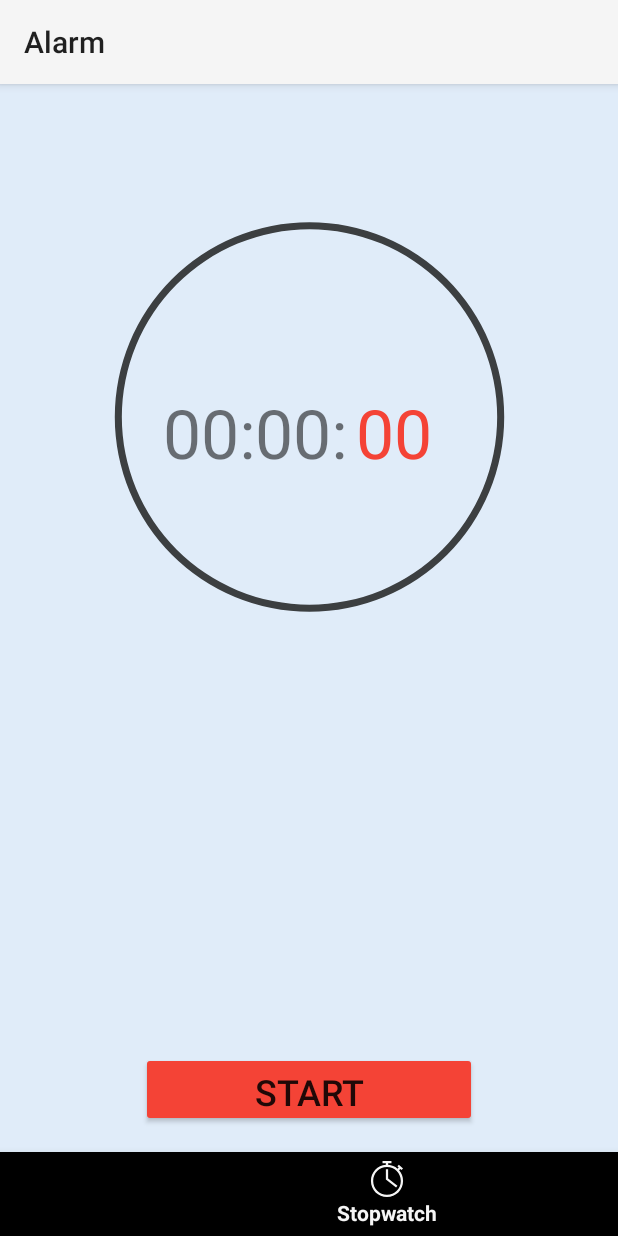
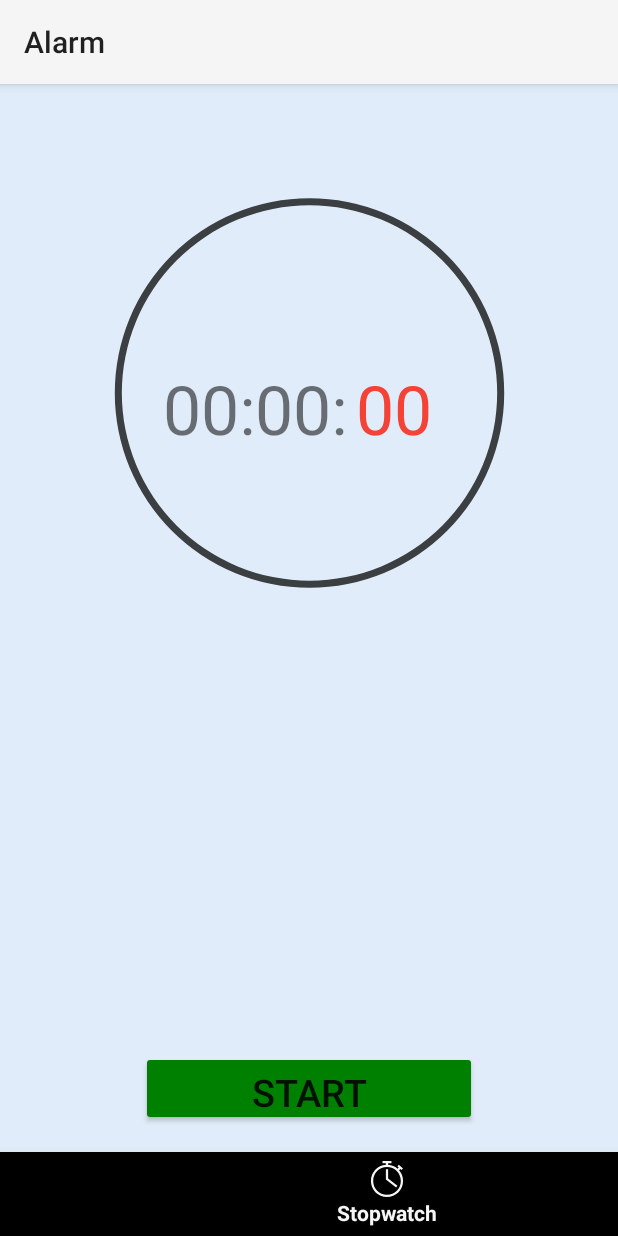
Before and after one commit to congdanh0101/AlarmApplication, an Android app: the screen it shows after launch (MainActivity), item 3 of the bottom bar chosen, on a phone screen of 412 x 824 dp. Run offline under Robolectric (Android 15) with nearby library versions, the phone set to English and light mode, and no system bars; our stand-ins replace Room's generated code; pictures from the network do not load.

Commit message:
update layout

```diff
--- a/app/src/main/java/com/example/alarm/Timer/CountdownTimerAcitivity.java
+++ b/app/src/main/java/com/example/alarm/Timer/CountdownTimerAcitivity.java
@@ -252,8 +252,8 @@ public class CountdownTimerAcitivity extends AppCompatActivity {
 
     @Override
     protected void onDestroy() {
+        super.onDestroy();
 //        mediaPlayer.pause();
 //        mediaPlayer.release();
-        super.onDestroy();
     }
 }
--- a/app/src/main/res/layout/activity_ring.xml
+++ b/app/src/main/res/layout/activity_ring.xml
@@ -46,7 +46,7 @@
     <Button
         android:id="@+id/activity_ring_snooze"
         android:layout_width="0dp"
-        android:layout_height="300dp"
+        android:layout_height="wrap_content"
         android:text="Snooze"
         android:textColor="@color/white"
         android:background="@color/translucent_grey"
--- a/app/src/main/res/layout/fragment_stopwatch.xml
+++ b/app/src/main/res/layout/fragment_stopwatch.xml
@@ -5,7 +5,7 @@
     android:layout_height="match_parent"
     xmlns:app="http://schemas.android.com/apk/res-auto"
     tools:context=".Stopwatch.StopwatchFragment"
->
+    >
 
 
     <TextView
@@ -51,6 +51,9 @@
         android:layout_centerHorizontal="true"
         android:layout_marginEnd="16dp"
         android:text="Pause"
+        android:textColor="@color/black"
+        android:textStyle="bold"
+        android:backgroundTint="@color/organge"
         android:visibility="visible"
         app:layout_constraintBottom_toBottomOf="@+id/btn_reset_lap_stopwatch"
         app:layout_constraintEnd_toEndOf="parent"
@@ -64,10 +67,10 @@
         android:layout_height="50dp"
         android:layout_below="@+id/text_view_stopwatch"
         android:layout_centerHorizontal="true"
-        android:backgroundTint="@color/red"
+        android:backgroundTint="#008000"
         android:gravity="center_horizontal"
         android:text="Start"
-        android:textSize="24sp"
+        android:textSize="25sp"
         android:visibility="visible"
         app:layout_constraintBottom_toBottomOf="parent"
         app:layout_constraintTop_toBottomOf="@+id/scrollView"
@@ -84,6 +87,9 @@
         android:layout_marginBottom="8dp"
         android:layout_toRightOf="@+id/btn_pause_resume_stopwatch"
         android:text="Lap"
+        android:textColor="@color/black"
+        android:textStyle="bold"
+        android:backgroundTint="@color/organge"
         android:textSize="20sp"
         android:visibility="visible"
         app:layout_constraintBottom_toBottomOf="parent"
@@ -92,11 +98,13 @@
         app:layout_constraintVertical_bias="0.912"
         tools:visibility="visible" />
 
+
     <ProgressBar
         android:id="@+id/progressBar_stopwatch"
         style="?android:attr/progressBarStyle"
         android:layout_width="375dp"
         android:layout_height="280dp"
+        android:layout_marginTop="36dp"
         android:indeterminateOnly="false"
         android:progressDrawable="@drawable/circul"
         app:indicatorDirectionCircular="clockwise"
@@ -105,13 +113,11 @@
         app:layout_constraintEnd_toEndOf="parent"
         app:layout_constraintStart_toStartOf="parent"
         app:layout_constraintTop_toTopOf="parent"
-        android:layout_marginTop="36dp"
-        />
-
+        app:layout_constraintVertical_bias="0.333" />
 
     <ScrollView
         android:id="@+id/scrollView"
-        android:layout_marginTop="16dp"
+        android:layout_marginTop="30sp"
         android:layout_width="match_parent"
         android:layout_height="220dp"
         app:layout_constraintBottom_toTopOf="@+id/btn_pause_resume_stopwatch"
@@ -126,7 +132,7 @@
             >
 
             <TableLayout
-                android:layout_margin="8dp"
+                android:layout_margin="10dp"
                 android:id="@+id/tablelayout"
                 android:layout_width="match_parent"
                 android:layout_height="match_parent"></TableLayout>
--- a/app/src/main/res/values/colors.xml
+++ b/app/src/main/res/values/colors.xml
@@ -16,4 +16,6 @@
     <color name="darkgray">#333333</color>
     <color name="darkred">#9E0808</color>
     <color name="red">#F44336</color>
+    <color name="organge">#ffa500</color>
+
 </resources>
```
Also changed, not shown: app/src/main/java/com/example/alarm/Alarm/AlarmFragment.java (+15 -0 lines), app/src/main/java/com/example/alarm/Alarm/CreateAlarmFragment.java (+16 -14 lines), app/src/main/java/com/example/alarm/RingActivity.java (+13 -8 lines), app/src/main/res/layout/activity_countdown_timer.xml (+16 -1 lines), app/src/main/res/layout/fragment_alarm.xml (+17 -8 lines), app/src/main/res/layout/fragment_timer.xml (+4 -4 lines), app/src/main/res/layout/item_alarm.xml (+15 -5 lines), app/src/main/res/values/styles.xml (+11 -0 lines).
